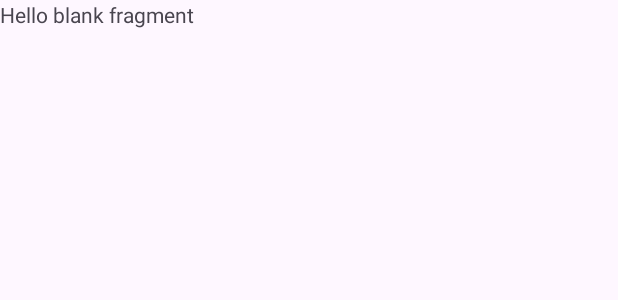
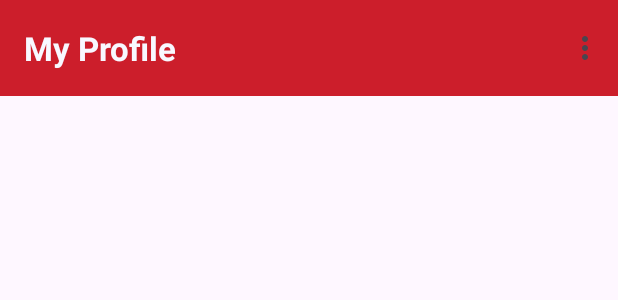
Before and after one commit to PiersChua/TP_MDAD_AndroidStudio_JobApplication, an Android app: the layout fragment_job_seeker_profile.xml on its own in the app's theme, with its tools: preview values and no code run, on a phone screen of 412 x 824 dp. Shown: the top 300 px of the screen. Run offline under Robolectric (Android 15) with nearby library versions, the phone set to English and light mode, and no system bars.

Commit message:
log out works

```diff
--- a/app/src/main/java/com/example/jobapplicationmdad/activities/SplashActivity.java
+++ b/app/src/main/java/com/example/jobapplicationmdad/activities/SplashActivity.java
@@ -36,9 +36,9 @@ public class SplashActivity extends AppCompatActivity {
                 startActivity(i);
                 finish();
             }
-            Intent i = new Intent(SplashActivity.this, OnboardingActivity.class);
-            startActivity(i);
-            finish();
+            //Intent i = new Intent(SplashActivity.this, OnboardingActivity.class);
+            //startActivity(i);
+            //finish();
         }, 2000);
         ViewCompat.setOnApplyWindowInsetsListener(findViewById(R.id.llMain), (v, insets) -> {
             Insets systemBars = insets.getInsets(WindowInsetsCompat.Type.systemBars());
--- a/app/src/main/java/com/example/jobapplicationmdad/fragments/jobseeker/JobSeekerJobsFragment.java
+++ b/app/src/main/java/com/example/jobapplicationmdad/fragments/jobseeker/JobSeekerJobsFragment.java
@@ -2,6 +2,7 @@ package com.example.jobapplicationmdad.fragments.jobseeker;
 
 import android.os.Bundle;
 
+import androidx.appcompat.app.AppCompatActivity;
 import androidx.fragment.app.Fragment;
 
 import android.view.LayoutInflater;
--- a/app/src/main/java/com/example/jobapplicationmdad/fragments/jobseeker/JobSeekerProfileFragment.java
+++ b/app/src/main/java/com/example/jobapplicationmdad/fragments/jobseeker/JobSeekerProfileFragment.java
@@ -1,14 +1,26 @@
 package com.example.jobapplicationmdad.fragments.jobseeker;
 
+import android.content.Context;
+import android.content.Intent;
+import android.content.SharedPreferences;
 import android.os.Bundle;
 
+import androidx.annotation.NonNull;
+import androidx.annotation.Nullable;
+import androidx.appcompat.widget.Toolbar;
 import androidx.fragment.app.Fragment;
 
 import android.view.LayoutInflater;
+import android.view.MenuItem;
 import android.view.View;
 import android.view.ViewGroup;
+import android.widget.Toast;
 
 import com.example.jobapplicationmdad.R;
+import com.example.jobapplicationmdad.activities.LoginActivity;
+import com.google.android.material.appbar.MaterialToolbar;
+
+import java.util.Objects;
 
 /**
  * A simple {@link Fragment} subclass.
@@ -25,6 +37,7 @@ public class JobSeekerProfileFragment extends Fragment {
     // TODO: Rename and change types of parameters
     private String mParam1;
     private String mParam2;
+    MaterialToolbar topAppBar;
 
     public JobSeekerProfileFragment() {
         // Required empty public constructor
@@ -58,9 +71,36 @@ public class JobSeekerProfileFragment extends Fragment {
     }
 
     @Override
-    public View onCreateView(LayoutInflater inflater, ViewGroup container,
-                             Bundle savedInstanceState) {
+    public View onCreateView(LayoutInflater inflater, ViewGroup container, Bundle savedInstanceState) {
         // Inflate the layout for this fragment
         return inflater.inflate(R.layout.fragment_job_seeker_profile, container, false);
     }
+
+    @Override
+    public void onViewCreated(@NonNull View view, @Nullable Bundle savedInstanceState) {
+        super.onViewCreated(view, savedInstanceState);
+        topAppBar = view.findViewById(R.id.topAppBarJobSeekerProfile);
+        topAppBar.setOnMenuItemClickListener(new Toolbar.OnMenuItemClickListener() {
+            @Override
+            public boolean onMenuItemClick(MenuItem item) {
+                int id = item.getItemId();
+                if (id == R.id.job_seeker_profile_item_1) {
+                    return true;
+                } else if (id == R.id.job_seeker_profile_item_2) {
+                    Toast.makeText(getContext(), "Settings clicked", Toast.LENGTH_SHORT).show();
+                    return true;
+                } else if (id == R.id.job_seeker_profile_item_3) {
+                    // clear shared preferences
+                    SharedPreferences sp = requireActivity().getSharedPreferences(getString(R.string.preference_file_key), Context.MODE_PRIVATE);
+                    sp.edit().clear().apply();
+                    Intent i = new Intent(getActivity(), LoginActivity.class);
+                    startActivity(i);
+                    return true;
+                }
+                return false;
+
+            }
+        });
+    }
+
 }
--- a/app/src/main/res/layout/fragment_job_seeker_profile.xml
+++ b/app/src/main/res/layout/fragment_job_seeker_profile.xml
@@ -1,14 +1,34 @@
 <?xml version="1.0" encoding="utf-8"?>
-<FrameLayout xmlns:android="http://schemas.android.com/apk/res/android"
-    xmlns:tools="http://schemas.android.com/tools"
+<androidx.coordinatorlayout.widget.CoordinatorLayout xmlns:android="http://schemas.android.com/apk/res/android"
+    xmlns:app="http://schemas.android.com/apk/res-auto"
     android:layout_width="match_parent"
-    android:layout_height="match_parent"
-    tools:context=".fragments.jobseeker.JobSeekerProfileFragment">
+    android:layout_height="match_parent">
 
-    <!-- TODO: Update blank fragment layout -->
-    <TextView
+    <com.google.android.material.appbar.AppBarLayout
+        android:backgroundTint="@color/primary"
+        android:layout_width="match_parent"
+        android:layout_height="wrap_content">
+
+        <com.google.android.material.appbar.MaterialToolbar
+            android:id="@+id/topAppBarJobSeekerProfile"
+            app:navigationIconTint="@color/background"
+            android:layout_width="match_parent"
+            android:layout_height="wrap_content"
+            android:minHeight="?attr/actionBarSize"
+            app:menu="@menu/menu_job_seeker_profile"
+            app:title="@string/title_menu_profile"
+            app:titleTextAppearance="@style/AppBarTitleTextAppearance" />
+
+    </com.google.android.material.appbar.AppBarLayout>
+
+    <!-- Note: A RecyclerView can also be used -->
+    <androidx.core.widget.NestedScrollView
         android:layout_width="match_parent"
         android:layout_height="match_parent"
-        android:text="@string/hello_blank_fragment" />
+        app:layout_behavior="@string/appbar_scrolling_view_behavior">
 
-</FrameLayout>
+        <!-- Scrollable content -->
+
+    </androidx.core.widget.NestedScrollView>
+
+</androidx.coordinatorlayout.widget.CoordinatorLayout>
--- /dev/null
+++ b/app/src/main/res/menu/menu_job_seeker_profile.xml
@@ -0,0 +1,11 @@
+<menu xmlns:android="http://schemas.android.com/apk/res/android">
+    <item
+        android:id="@+id/job_seeker_profile_item_1"
+        android:title="@string/app_bar_job_seeker_profile_apply" />
+    <item
+        android:id="@+id/job_seeker_profile_item_2"
+        android:title="@string/app_bar_job_seeker_profile_settings" />
+    <item
+        android:id="@+id/job_seeker_profile_item_3"
+        android:title="@string/app_bar_job_seeker_profile_logout" />
+</menu>
--- a/app/src/main/res/values/strings.xml
+++ b/app/src/main/res/values/strings.xml
@@ -4,7 +4,7 @@
     <!-- Shared Preferences -->
     <string name="preference_file_key">AppPreferences</string>
 
-    <!-- Navigation -->
+    <!-- Bottom Navigation -->
     <string name="nav_home">Home</string>
     <string name="nav_jobs">Jobs</string>
     <string name="nav_applications">Applications</string>
@@ -14,6 +14,14 @@
     <string name="nav_agents">Agents</string>
     <string name="nav_agencies">Agencies</string>
     <string name="nav_users">Users</string>
+
+    <!-- Top App Bar -->
+    <string name="app_bar_job_seeker_profile_apply">Apply for agency</string>
+    <string name="app_bar_job_seeker_profile_settings">Settings</string>
+    <string name="app_bar_job_seeker_profile_logout">Logout</string>
+
+    <!-- Menu Title -->
+    <string name="title_menu_profile">My Profile</string>
 
     <!-- Onboarding Fragment-->
     <string name="onboarding_fragment_next">Next</string>
--- a/app/src/main/res/values/styles.xml
+++ b/app/src/main/res/values/styles.xml
@@ -1,6 +1,11 @@
 <?xml version="1.0" encoding="utf-8"?>
 <resources>
-
+    <!-- AppBar-->
+    <style name="AppBarTitleTextAppearance" parent="TextAppearance.Material3.TitleLarge">
+        <item name="android:fontFamily">@font/inter</item>
+        <item name="android:textStyle">bold</item>
+        <item name="android:textColor">@color/background</item>
+    </style>
     <!-- Button Styles-->
     <style name="ButtonPrimary">
         <item name="android:fontFamily">@font/inter</item>
```
